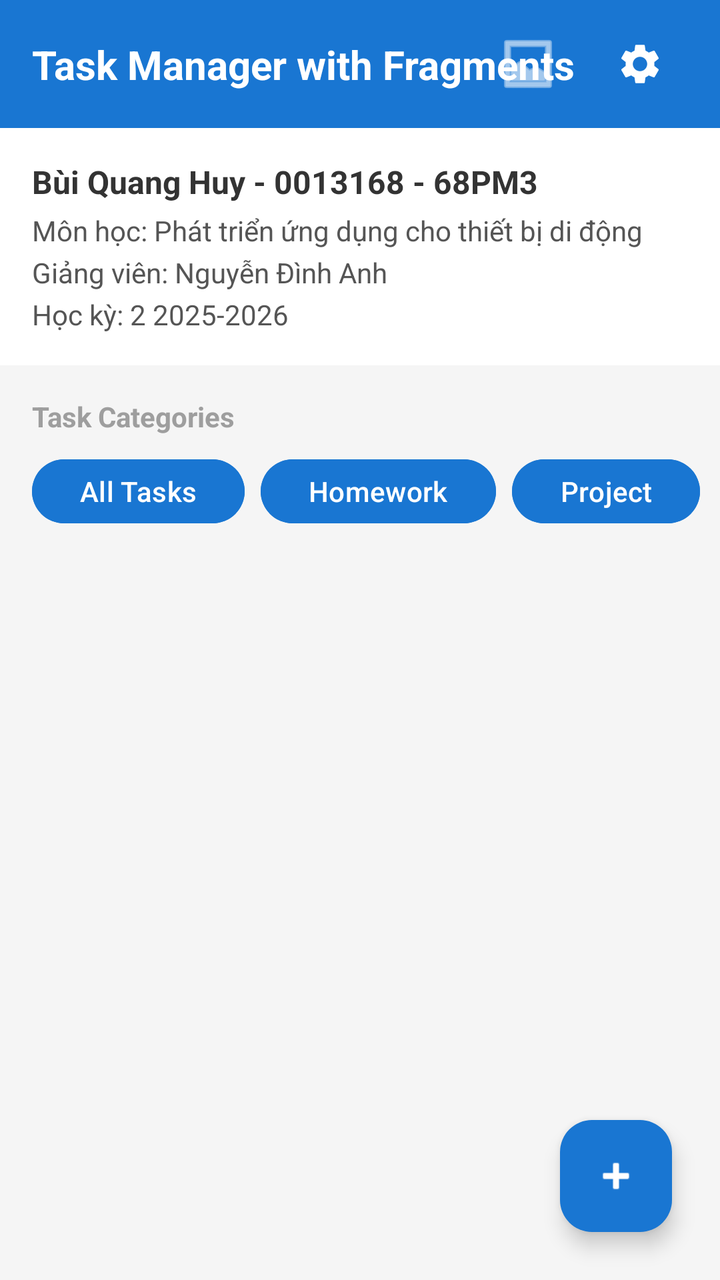
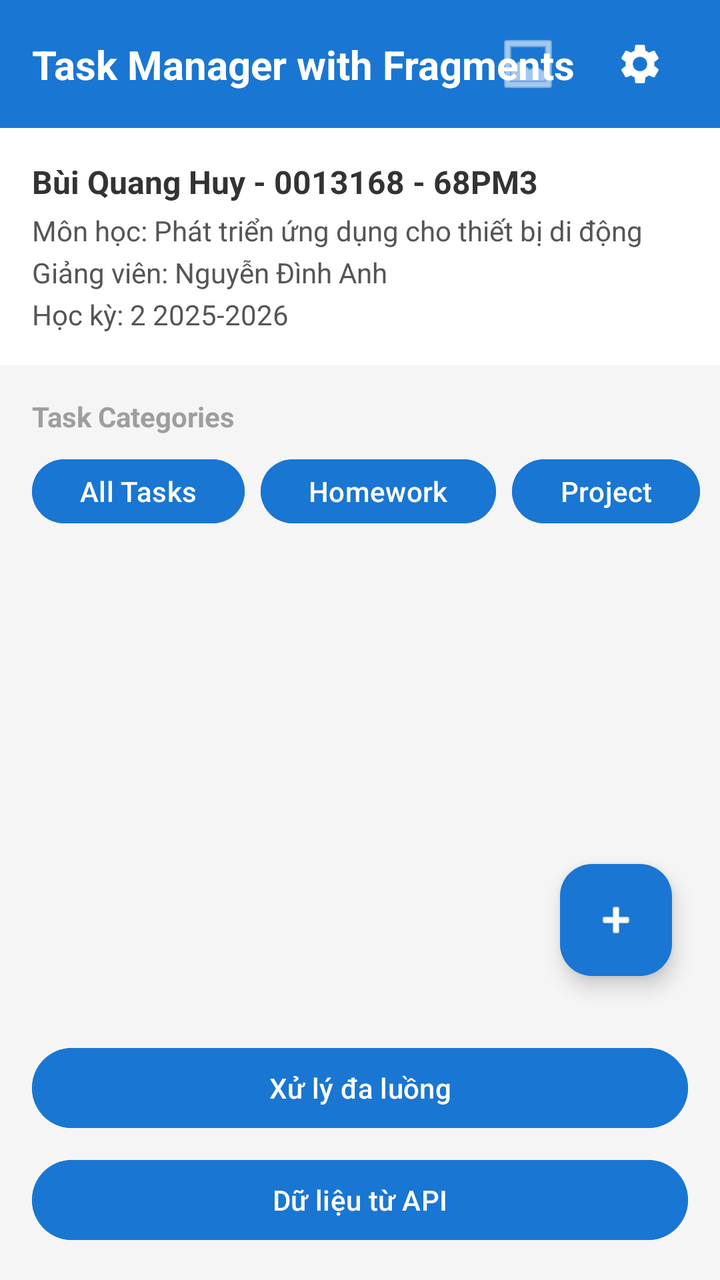

An Android layout rendered at two revisions. The XML below is the earlier revision; the diff shows what the commit changed to produce the second picture.
<!-- AndroidManifest.xml: application theme Theme.StudentInfoApp -->
<!-- res/layout/activity_main.xml -->
<?xml version="1.0" encoding="utf-8"?>
<androidx.constraintlayout.widget.ConstraintLayout
    xmlns:android="http://schemas.android.com/apk/res/android"
    xmlns:app="http://schemas.android.com/apk/res-auto"
    android:layout_width="match_parent"
    android:layout_height="match_parent"
    android:background="#F5F5F5"
    android:fitsSystemWindows="true">

    <View
        android:id="@+id/headerBackground"
        android:layout_width="match_parent"
        android:layout_height="64dp"
        android:background="#1976D2"
        app:layout_constraintTop_toTopOf="parent" />

    <TextView
        android:id="@+id/tvAppTitle"
        android:layout_width="wrap_content"
        android:layout_height="wrap_content"
        android:layout_marginStart="16dp"
        android:text="Task Manager with Fragments"
        android:textColor="#FFFFFF"
        android:textSize="20sp"
        android:textStyle="bold"
        app:layout_constraintBottom_toBottomOf="@id/headerBackground"
        app:layout_constraintStart_toStartOf="parent"
        app:layout_constraintTop_toTopOf="@id/headerBackground" />

    <ImageButton
        android:id="@+id/btnOpenGallery"
        android:layout_width="48dp"
        android:layout_height="48dp"
        android:src="@android:drawable/ic_menu_gallery"
        android:background="?attr/selectableItemBackgroundBorderless"
        android:contentDescription="Quản lý ảnh"
        app:layout_constraintTop_toTopOf="@id/headerBackground"
        app:layout_constraintBottom_toBottomOf="@id/headerBackground"
        app:layout_constraintEnd_toStartOf="@id/btnOpenSettings"
        android:layout_marginEnd="8dp"
        app:tint="#FFFFFF" />

    <ImageButton
        android:id="@+id/btnOpenSettings"
        android:layout_width="48dp"
        android:layout_height="48dp"
        android:src="@drawable/ic_settings"
        android:background="?attr/selectableItemBackgroundBorderless"
        android:contentDescription="Mở cài đặt"
        app:layout_constraintTop_toTopOf="@id/headerBackground"
        app:layout_constraintBottom_toBottomOf="@id/headerBackground"
        app:layout_constraintEnd_toEndOf="parent"
        android:layout_marginEnd="16dp"
        app:tint="#FFFFFF" />

    <LinearLayout
        android:id="@+id/llCourseInfo"
        android:layout_width="match_parent"
        android:layout_height="wrap_content"
        android:orientation="vertical"
        android:padding="16dp"
        android:background="@android:color/white"
        app:layout_constraintTop_toBottomOf="@id/headerBackground">

        <TextView
            android:layout_width="match_parent"
            android:layout_height="wrap_content"
            android:text="Bùi Quang Huy - 0013168 - 68PM3"
            android:textStyle="bold"
            android:textSize="16sp"
            android:textColor="#333333" />

        <TextView
            android:layout_width="match_parent"
            android:layout_height="wrap_content"
            android:text="Môn học: Phát triển ứng dụng cho thiết bị di động"
            android:textSize="14sp"
            android:layout_marginTop="4dp"
            android:textColor="#555555" />

        <TextView
            android:layout_width="match_parent"
            android:layout_height="wrap_content"
            android:text="Giảng viên: Nguyễn Đình Anh"
            android:textSize="14sp"
            android:layout_marginTop="2dp"
            android:textColor="#555555" />

        <TextView
            android:layout_width="match_parent"
            android:layout_height="wrap_content"
            android:text="Học kỳ: 2 2025-2026"
            android:textSize="14sp"
            android:layout_marginTop="2dp"
            android:textColor="#555555" />
    </LinearLayout>

    <TextView
        android:id="@+id/tvCategoryLabel"
        android:layout_width="wrap_content"
        android:layout_height="wrap_content"
        android:layout_marginStart="16dp"
        android:layout_marginTop="16dp"
        android:text="Task Categories"
        android:textColor="#9E9E9E"
        android:textSize="14sp"
        android:textStyle="bold"
        app:layout_constraintStart_toStartOf="parent"
        app:layout_constraintTop_toBottomOf="@id/llCourseInfo" />

    <HorizontalScrollView
        android:id="@+id/hsvCategories"
        android:layout_width="match_parent"
        android:layout_height="wrap_content"
        android:layout_marginTop="8dp"
        android:paddingStart="16dp"
        android:paddingEnd="16dp"
        android:scrollbars="none"
        android:clipToPadding="false"
        app:layout_constraintTop_toBottomOf="@id/tvCategoryLabel">

        <LinearLayout
            android:layout_width="wrap_content"
            android:layout_height="wrap_content"
            android:orientation="horizontal">

            <Button
                android:id="@+id/btnCategoryAll"
                android:layout_width="wrap_content"
                android:layout_height="40dp"
                android:layout_marginEnd="8dp"
                android:backgroundTint="#1976D2"
                android:text="All Tasks"
                android:textAllCaps="false"
                android:textColor="#FFFFFF" />

            <Button
                android:id="@+id/btnCategoryHomework"
                android:layout_width="wrap_content"
                android:layout_height="40dp"
                android:layout_marginEnd="8dp"
                android:backgroundTint="#1976D2"
                android:text="Homework"
                android:textAllCaps="false"
                android:textColor="#FFFFFF" />

            <Button
                android:id="@+id/btnCategoryProject"
                android:layout_width="wrap_content"
                android:layout_height="40dp"
                android:layout_marginEnd="16dp"
                android:backgroundTint="#1976D2"
                android:text="Project"
                android:textAllCaps="false"
                android:textColor="#FFFFFF" />
        </LinearLayout>
    </HorizontalScrollView>

    <FrameLayout
        android:id="@+id/fragmentContainer"
        android:layout_width="match_parent"
        android:layout_height="0dp"
        android:layout_marginTop="12dp"
        app:layout_constraintBottom_toBottomOf="parent"
        app:layout_constraintTop_toBottomOf="@id/hsvCategories" />

    <com.google.android.material.floatingactionbutton.FloatingActionButton
        android:id="@+id/fabAdd"
        android:layout_width="wrap_content"
        android:layout_height="wrap_content"
        android:layout_marginEnd="24dp"
        android:layout_marginBottom="24dp"
        android:src="@android:drawable/ic_input_add"
        app:backgroundTint="#1976D2"
        app:tint="#FFFFFF"
        app:layout_constraintBottom_toBottomOf="parent"
        app:layout_constraintEnd_toEndOf="parent" />

</androidx.constraintlayout.widget.ConstraintLayout>
<!-- resources referenced by this layout -->
<resources>
  <!-- drawable ic_settings (drawable) -->
  <vector xmlns:android="http://schemas.android.com/apk/res/android" android:height="24dp" android:tint="#FFFFFF" android:viewportHeight="24" android:viewportWidth="24" android:width="24dp">
        
      <path android:fillColor="@android:color/white" android:pathData="M19.14,12.94c0.04,-0.3 0.06,-0.61 0.06,-0.94c0,-0.32 -0.02,-0.64 -0.07,-0.94l2.03,-1.58c0.18,-0.14 0.23,-0.41 0.12,-0.61l-1.92,-3.32c-0.12,-0.22 -0.37,-0.29 -0.59,-0.22l-2.39,0.96c-0.5,-0.38 -1.03,-0.7 -1.62,-0.94L14.4,2.81c-0.04,-0.24 -0.24,-0.41 -0.48,-0.41h-3.84c-0.24,0 -0.43,0.17 -0.47,0.41L9.25,5.35C8.66,5.59 8.12,5.92 7.63,6.29L5.24,5.33c-0.22,-0.08 -0.47,0 -0.59,0.22L2.74,8.87C2.62,9.08 2.66,9.34 2.86,9.48l2.03,1.58C4.84,11.36 4.8,11.69 4.8,12s0.02,0.64 0.07,0.94l-2.03,1.58c-0.18,0.14 -0.23,0.41 -0.12,0.61l1.92,3.32c0.12,0.22 0.37,0.29 0.59,0.22l2.39,-0.96c0.5,0.38 1.03,0.7 1.62,0.94l0.36,2.54c0.05,0.24 0.24,0.41 0.48,0.41h3.84c0.24,0 0.44,-0.17 0.47,-0.41l0.36,-2.54c0.59,-0.24 1.13,-0.56 1.62,-0.94l2.39,0.96c0.22,0.08 0.47,0 0.59,-0.22l1.92,-3.32c0.12,-0.22 0.07,-0.47 -0.12,-0.61L19.14,12.94zM12,15.6c-1.98,0 -3.6,-1.62 -3.6,-3.6s1.62,-3.6 3.6,-3.6s3.6,1.62 3.6,3.6S13.98,15.6 12,15.6z"/>
      
  </vector>
  <style name="Theme.StudentInfoApp" parent="Base.Theme.StudentInfoApp" />
  <style name="Base.Theme.StudentInfoApp" parent="Theme.Material3.DayNight.NoActionBar">
          
          
      </style>
</resources>

<!-- the commit's change to res/layout/activity_main.xml (unified diff, before → after) -->
@@ -161,7 +161,7 @@
         android:layout_width="match_parent"
         android:layout_height="0dp"
         android:layout_marginTop="12dp"
-        app:layout_constraintBottom_toBottomOf="parent"
+        app:layout_constraintBottom_toTopOf="@id/llLabButtons"
         app:layout_constraintTop_toBottomOf="@id/hsvCategories" />
 
     <com.google.android.material.floatingactionbutton.FloatingActionButton
@@ -169,11 +169,38 @@
         android:layout_width="wrap_content"
         android:layout_height="wrap_content"
         android:layout_marginEnd="24dp"
-        android:layout_marginBottom="24dp"
+        android:layout_marginBottom="16dp"
         android:src="@android:drawable/ic_input_add"
         app:backgroundTint="#1976D2"
         app:tint="#FFFFFF"
-        app:layout_constraintBottom_toBottomOf="parent"
+        app:layout_constraintBottom_toTopOf="@id/llLabButtons"
         app:layout_constraintEnd_toEndOf="parent" />
 
+    <LinearLayout
+        android:id="@+id/llLabButtons"
+        android:layout_width="match_parent"
+        android:layout_height="wrap_content"
+        android:orientation="vertical"
+        android:padding="16dp"
+        android:background="#F5F5F5"
+        app:layout_constraintBottom_toBottomOf="parent">
+
+        <Button
+            android:id="@+id/btnThreading"
+            android:layout_width="match_parent"
+            android:layout_height="wrap_content"
+            android:backgroundTint="#1976D2"
+            android:text="Xử lý đa luồng"
+            android:textAllCaps="false" />
+
+        <Button
+            android:id="@+id/btnApi"
+            android:layout_width="match_parent"
+            android:layout_height="wrap_content"
+            android:layout_marginTop="8dp"
+            android:backgroundTint="#1976D2"
+            android:text="Dữ liệu từ API"
+            android:textAllCaps="false" />
+    </LinearLayout>
+
 </androidx.constraintlayout.widget.ConstraintLayout>
